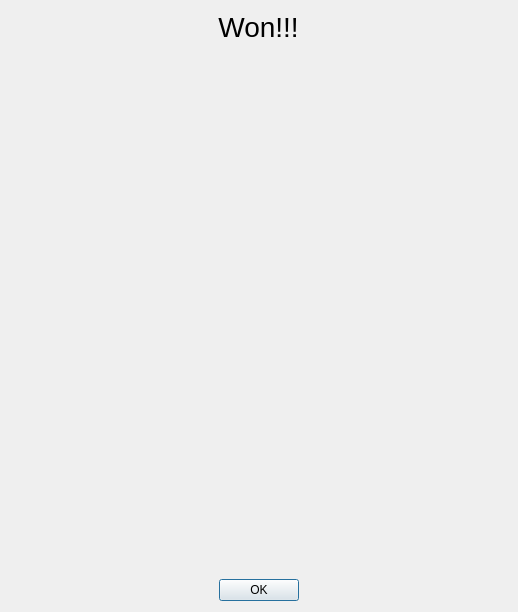
The window that ui/wondialog.ui (tdauth/gustavsfairyland) describes before a commit, drawn with Qt 5.
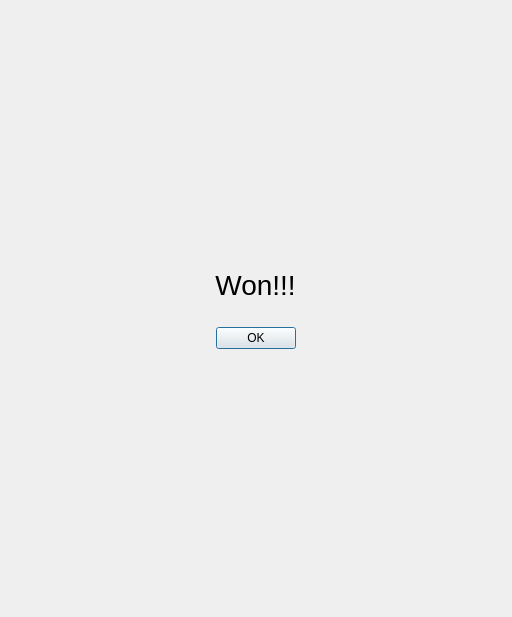
The same window after the commit. Icons and pictures are not drawn.

Diff of the .ui file:
```diff
--- a/ui/wondialog.ui
+++ b/ui/wondialog.ui
@@ -6,15 +6,28 @@
    <rect>
     <x>0</x>
     <y>0</y>
-    <width>518</width>
-    <height>612</height>
+    <width>512</width>
+    <height>617</height>
    </rect>
   </property>
   <property name="windowTitle">
    <string>Won</string>
   </property>
   <layout class="QGridLayout" name="gridLayout">
-   <item row="1" column="0" alignment="Qt::AlignHCenter|Qt::AlignTop">
+   <item row="0" column="0">
+    <spacer name="verticalSpacer">
+     <property name="orientation">
+      <enum>Qt::Vertical</enum>
+     </property>
+     <property name="sizeHint" stdset="0">
+      <size>
+       <width>20</width>
+       <height>40</height>
+      </size>
+     </property>
+    </spacer>
+   </item>
+   <item row="2" column="0" alignment="Qt::AlignHCenter|Qt::AlignVCenter">
     <widget class="QLabel" name="label">
      <property name="sizePolicy">
       <sizepolicy hsizetype="Preferred" vsizetype="Preferred">
@@ -42,17 +55,7 @@
      </property>
     </widget>
    </item>
-   <item row="3" column="0" alignment="Qt::AlignHCenter|Qt::AlignBottom">
-    <widget class="QDialogButtonBox" name="buttonBox">
-     <property name="standardButtons">
-      <set>QDialogButtonBox::Ok</set>
-     </property>
-     <property name="centerButtons">
-      <bool>true</bool>
-     </property>
-    </widget>
-   </item>
-   <item row="0" column="0" alignment="Qt::AlignHCenter|Qt::AlignTop">
+   <item row="1" column="0" alignment="Qt::AlignHCenter|Qt::AlignVCenter">
     <widget class="QLabel" name="label_3">
      <property name="font">
       <font>
@@ -67,8 +70,18 @@
      </property>
     </widget>
    </item>
-   <item row="2" column="0">
-    <spacer name="verticalSpacer">
+   <item row="3" column="0" alignment="Qt::AlignHCenter|Qt::AlignVCenter">
+    <widget class="QDialogButtonBox" name="buttonBox">
+     <property name="standardButtons">
+      <set>QDialogButtonBox::Ok</set>
+     </property>
+     <property name="centerButtons">
+      <bool>true</bool>
+     </property>
+    </widget>
+   </item>
+   <item row="4" column="0">
+    <spacer name="verticalSpacer_2">
      <property name="orientation">
       <enum>Qt::Vertical</enum>
      </property>
```
